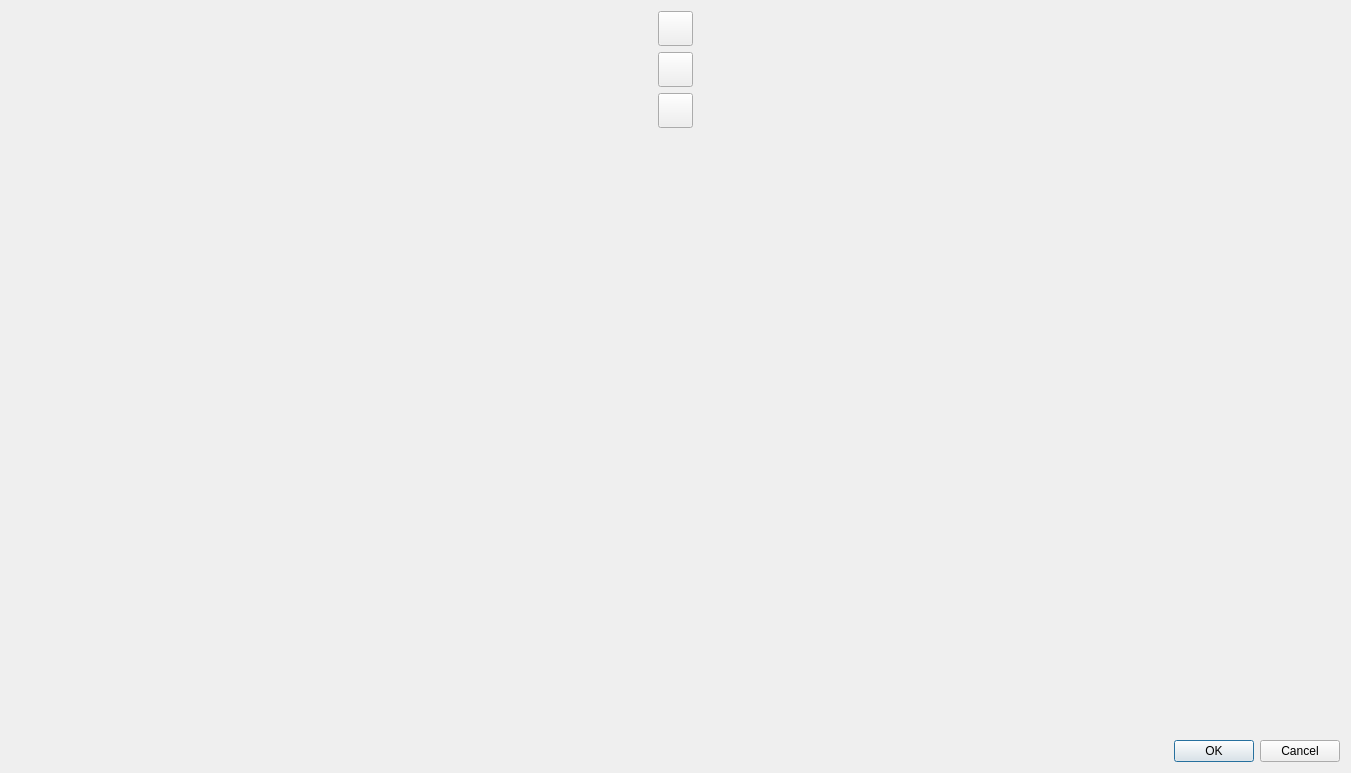
s-du/IRMapper, file gui/ui/visu.ui: the form before one commit.
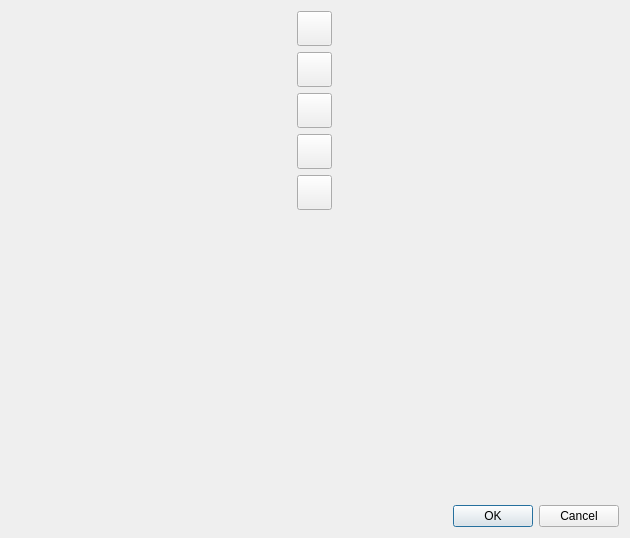
The form after the commit.

Commit message: Back to integrated open3d viz

```diff
--- a/gui/ui/visu.ui
+++ b/gui/ui/visu.ui
@@ -6,8 +6,8 @@
    <rect>
     <x>0</x>
     <y>0</y>
-    <width>1351</width>
-    <height>773</height>
+    <width>630</width>
+    <height>538</height>
    </rect>
   </property>
   <property name="windowTitle">
@@ -43,25 +43,6 @@
          </property>
         </widget>
        </item>
-       <item>
-        <widget class="QPushButton" name="pushButton_ptplus">
-         <property name="minimumSize">
-          <size>
-           <width>35</width>
-           <height>35</height>
-          </size>
-         </property>
-         <property name="maximumSize">
-          <size>
-           <width>35</width>
-           <height>35</height>
-          </size>
-         </property>
-         <property name="text">
-          <string/>
-         </property>
-        </widget>
-       </item>
        <item>
         <widget class="QPushButton" name="pushButton_ptmin">
          <property name="minimumSize">
@@ -81,6 +62,75 @@
          </property>
         </widget>
        </item>
+       <item>
+        <widget class="QPushButton" name="pushButton_ptplus">
+         <property name="minimumSize">
+          <size>
+           <width>35</width>
+           <height>35</height>
+          </size>
+         </property>
+         <property name="maximumSize">
+          <size>
+           <width>35</width>
+           <height>35</height>
+          </size>
+         </property>
+         <property name="text">
+          <string/>
+         </property>
+        </widget>
+       </item>
+       <item>
+        <widget class="QPushButton" name="pushButton_ortho">
+         <property name="sizePolicy">
+          <sizepolicy hsizetype="Minimum" vsizetype="Fixed">
+           <horstretch>0</horstretch>
+           <verstretch>0</verstretch>
+          </sizepolicy>
+         </property>
+         <property name="minimumSize">
+          <size>
+           <width>35</width>
+           <height>35</height>
+          </size>
+         </property>
+         <property name="maximumSize">
+          <size>
+           <width>35</width>
+           <height>35</height>
+          </size>
+         </property>
+         <property name="toolTip">
+          <string>Toggle ortho/perspective</string>
+         </property>
+         <property name="text">
+          <string/>
+         </property>
+        </widget>
+       </item>
+       <item>
+        <widget class="QPushButton" name="pushButton_captureview">
+         <property name="minimumSize">
+          <size>
+           <width>35</width>
+           <height>35</height>
+          </size>
+         </property>
+         <property name="maximumSize">
+          <size>
+           <width>35</width>
+           <height>35</height>
+          </size>
+         </property>
+         <property name="toolTip">
+          <string>Capture view</string>
+         </property>
+         <property name="text">
+          <string/>
+         </property>
+        </widget>
+       </item>
        <item>
         <spacer name="verticalSpacer">
          <property name="orientation">
@@ -89,7 +139,7 @@
          <property name="sizeHint" stdset="0">
           <size>
            <width>20</width>
-           <height>40</height>
+           <height>748</height>
           </size>
          </property>
         </spacer>
```
The commit also changes 2 other files.
